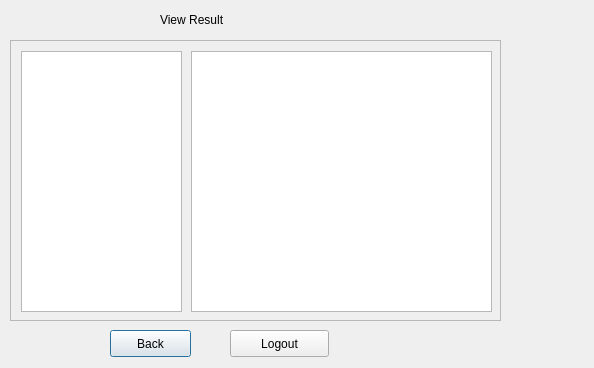
This is adminviewresult.ui in abhinavthukral28/stuPID as Qt 5 draws it before an edit. The edited form follows.
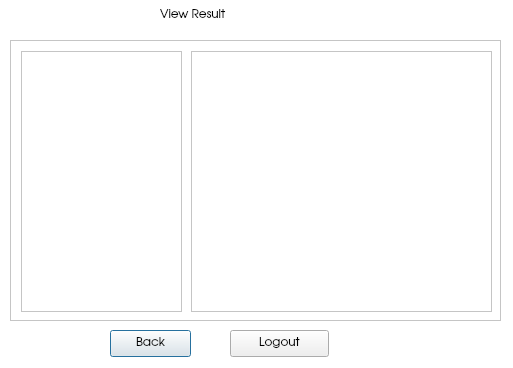
This is the edited form.

The edit to the form file:
```diff
--- a/adminviewresult.ui
+++ b/adminviewresult.ui
@@ -6,13 +6,18 @@
    <rect>
     <x>0</x>
     <y>0</y>
-    <width>594</width>
+    <width>513</width>
     <height>368</height>
    </rect>
   </property>
   <property name="windowTitle">
    <string>View Result</string>
   </property>
+  <property name="styleSheet">
+   <string notr="true">QDialog{
+background:white;
+}</string>
+  </property>
   <widget class="QPushButton" name="BackButton">
    <property name="geometry">
     <rect>
@@ -22,6 +27,11 @@
      <height>27</height>
     </rect>
    </property>
+   <property name="font">
+    <font>
+     <family>URW Gothic L</family>
+    </font>
+   </property>
    <property name="text">
     <string>Back</string>
    </property>
@@ -35,6 +45,11 @@
      <height>281</height>
     </rect>
    </property>
+   <property name="styleSheet">
+    <string notr="true">
+background:white;
+</string>
+   </property>
    <property name="widgetResizable">
     <bool>true</bool>
    </property>
@@ -73,11 +88,16 @@
    <property name="geometry">
     <rect>
      <x>160</x>
-     <y>10</y>
-     <width>91</width>
-     <height>20</height>
+     <y>0</y>
+     <width>101</width>
+     <height>31</height>
     </rect>
    </property>
+   <property name="font">
+    <font>
+     <family>URW Gothic L</family>
+    </font>
+   </property>
    <property name="text">
     <string>View Result</string>
    </property>
@@ -91,6 +111,11 @@
      <height>27</height>
     </rect>
    </property>
+   <property name="font">
+    <font>
+     <family>URW Gothic L</family>
+    </font>
+   </property>
    <property name="text">
     <string>Logout</string>
    </property>
```
